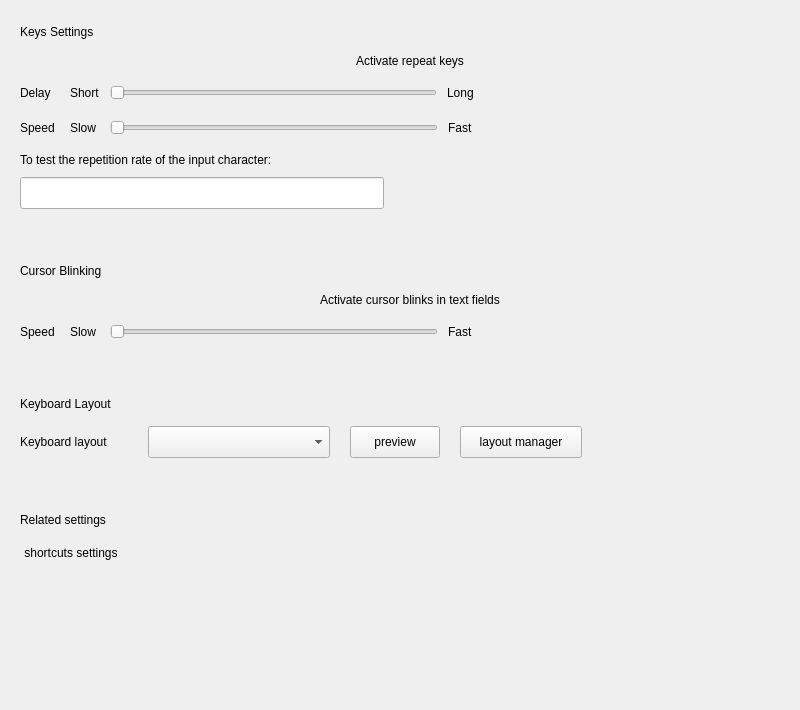
Above: plugins/devices/keyboardcontrol/keyboardcontrol.ui from ukui/ukui-control-center before the change. Below: the same form after it.
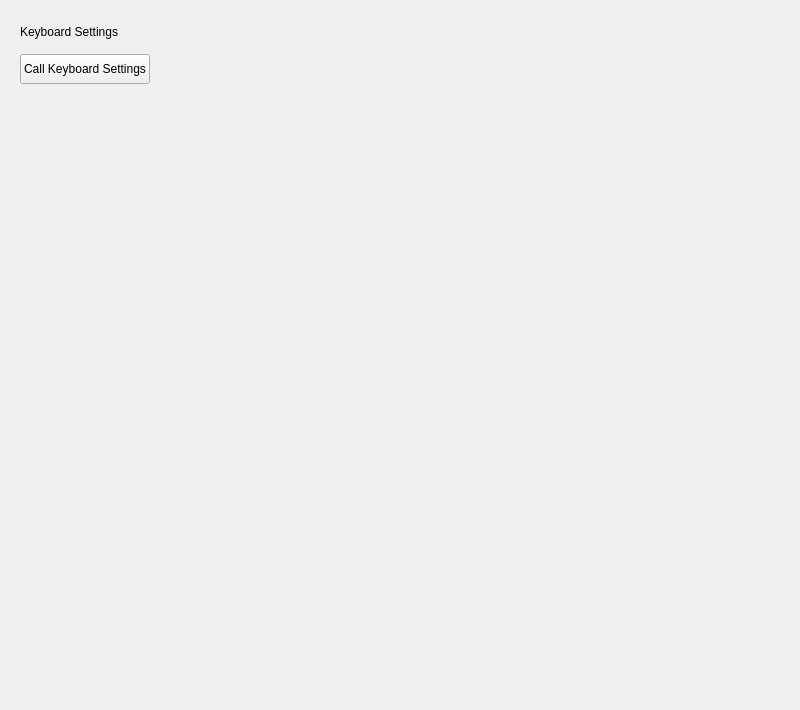
That is the form after the change.

The edit to the form file:
```diff
--- a/plugins/devices/keyboardcontrol/keyboardcontrol.ui
+++ b/plugins/devices/keyboardcontrol/keyboardcontrol.ui
@@ -43,6 +43,90 @@
    </property>
    <item>
     <widget class="QStackedWidget" name="StackedWidget">
+     <widget class="QWidget" name="page_2">
+      <layout class="QVBoxLayout" name="verticalLayout_6">
+       <property name="spacing">
+        <number>15</number>
+       </property>
+       <property name="leftMargin">
+        <number>20</number>
+       </property>
+       <property name="topMargin">
+        <number>25</number>
+       </property>
+       <property name="rightMargin">
+        <number>0</number>
+       </property>
+       <property name="bottomMargin">
+        <number>15</number>
+       </property>
+       <item>
+        <widget class="QLabel" name="label_19">
+         <property name="sizePolicy">
+          <sizepolicy hsizetype="Fixed" vsizetype="Fixed">
+           <horstretch>0</horstretch>
+           <verstretch>0</verstretch>
+          </sizepolicy>
+         </property>
+         <property name="text">
+          <string>Keyboard Settings</string>
+         </property>
+         <property name="stylesize" stdset="0">
+          <string notr="true">title1#</string>
+         </property>
+        </widget>
+       </item>
+       <item>
+        <layout class="QHBoxLayout" name="horizontalLayout">
+         <item>
+          <widget class="QPushButton" name="pushButton_3">
+           <property name="minimumSize">
+            <size>
+             <width>0</width>
+             <height>30</height>
+            </size>
+           </property>
+           <property name="maximumSize">
+            <size>
+             <width>16777215</width>
+             <height>30</height>
+            </size>
+           </property>
+           <property name="text">
+            <string>Call Keyboard Settings</string>
+           </property>
+          </widget>
+         </item>
+         <item>
+          <spacer name="horizontalSpacer_9">
+           <property name="orientation">
+            <enum>Qt::Horizontal</enum>
+           </property>
+           <property name="sizeHint" stdset="0">
+            <size>
+             <width>40</width>
+             <height>20</height>
+            </size>
+           </property>
+          </spacer>
+         </item>
+        </layout>
+       </item>
+       <item>
+        <spacer name="verticalSpacer_7">
+         <property name="orientation">
+          <enum>Qt::Vertical</enum>
+         </property>
+         <property name="sizeHint" stdset="0">
+          <size>
+           <width>20</width>
+           <height>40</height>
+          </size>
+         </property>
+        </spacer>
+       </item>
+      </layout>
+     </widget>
      <widget class="QWidget" name="Page1">
       <layout class="QVBoxLayout" name="verticalLayout">
        <property name="spacing">
```
